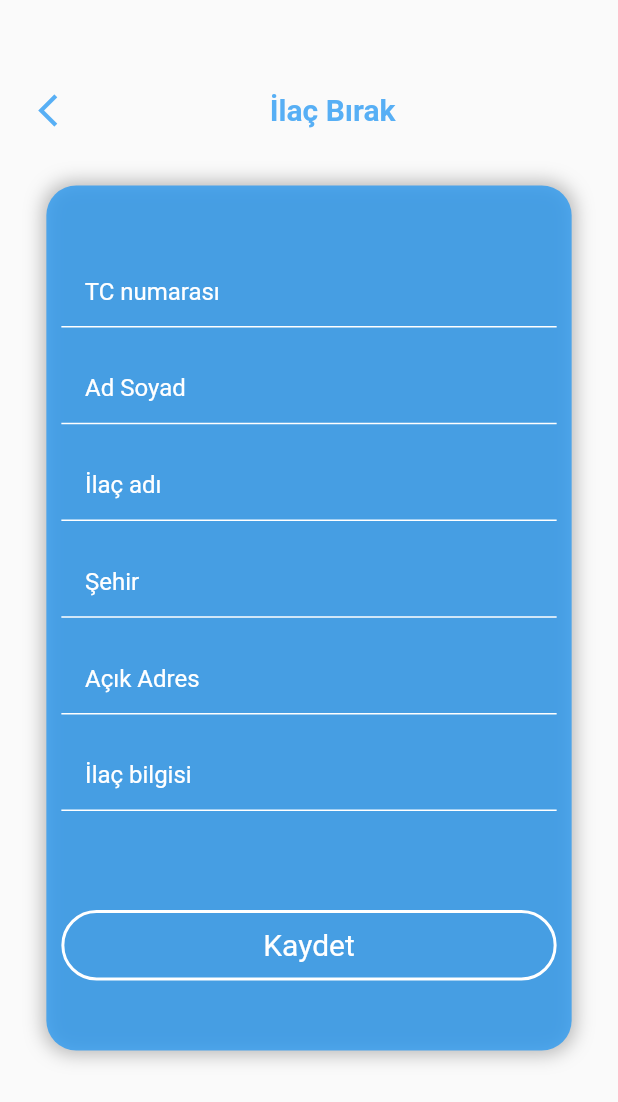
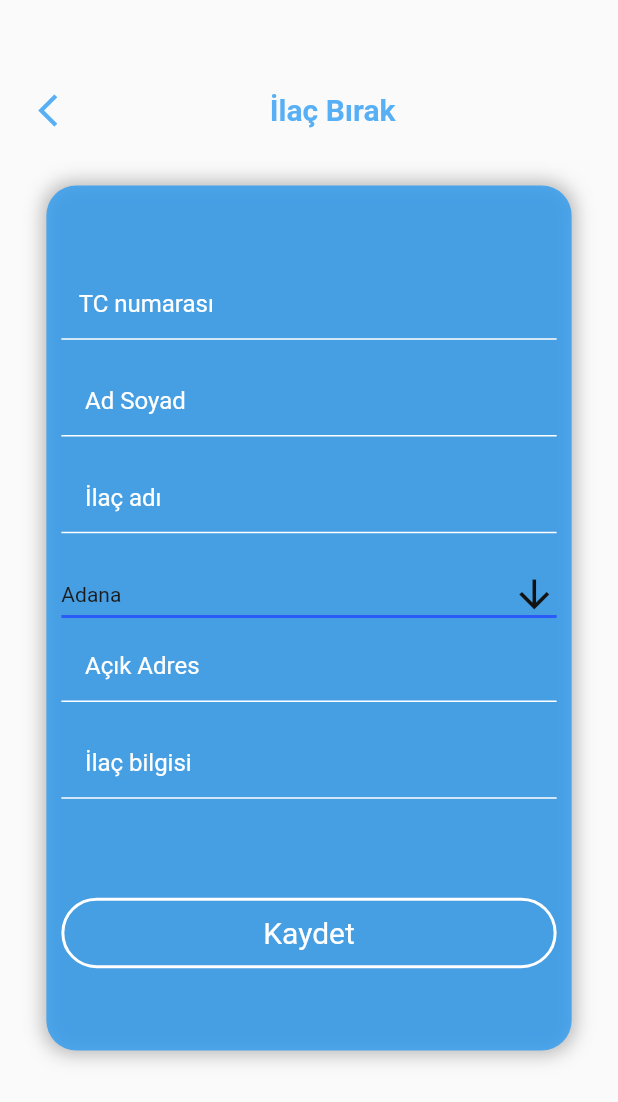
Before and after one commit to ahmedtabsho/get_medicine_project, a Flutter app: the MedicineInfoWidget screen opened directly, on a phone screen of 412 x 824 dp. Shown: the top 1102 px of the screen. Run offline on Flutter 3.47's test engine with Material 2 defaults, Android fonts, the light colour scheme and no system bars; our stand-ins replace cloud_firestore, firebase_auth, firebase_core, fluttertoast, geocoding, geolocator and 1 more; accounts and stored records are empty; network calls fail.

Commit message:
adding algorithm,city choicing,TC input editing.

```diff
--- a/lib/login_page.dart
+++ b/lib/login_page.dart
@@ -192,8 +192,8 @@ class _LoginWidgetState extends State<LoginWidget> {
                     borderRadius: BorderRadius.circular(12),
                   ),
                   padding: const EdgeInsets.all(7),
-                  child: const Row(
-                    children: [
+                  child: Row(
+                    children: const [
                       Icon(
                         Icons.login,
                         color: Colors.white,
--- a/lib/main.dart
+++ b/lib/main.dart
@@ -1,7 +1,6 @@
 import 'package:flutter/material.dart';
 import 'start_page.dart';
-
-void main() {
+void main() async{
   return (runApp(const MyApp()));
 }
 
--- a/lib/medicine_info_page.dart
+++ b/lib/medicine_info_page.dart
@@ -2,10 +2,13 @@ import 'package:flutter/material.dart';
 import 'package:cloud_firestore/cloud_firestore.dart';
 // ignore: depend_on_referenced_packages
 import 'package:firebase_auth/firebase_auth.dart';
+import 'package:flutter/services.dart';
 import 'package:get_medicine_project/choice_operation.dart';
 import 'package:fluttertoast/fluttertoast.dart';
 
 
+const List<String> list = <String>['Adana', 'Adıyaman', 'Afyonkarahisar', 'Ağrı', 'Aksaray', 'Amasya', 'Ankara', 'Antalya', 'Ardahan', 'Artvin', 'Aydın', 'Balıkesir', 'Bartın', 'Batman', 'Bayburt', 'Bilecik', 'Bingöl', 'Bitlis', 'Bolu', 'Burdur', 'Bursa', 'Çanakkale', 'Çankırı', 'Çorum', 'Denizli', 'Diyarbakır', 'Düzce', 'Edirne', 'Elazığ', 'Erzincan', 'Erzurum', 'Eskişehir', 'Gaziantep', 'Giresun', 'Gümüşhane', 'Hakkâri', 'Hatay', 'Iğdır', 'Isparta', 'İstanbul', 'İzmir', 'Kahramanmaraş', 'Karabük', 'Karaman', 'Kars', 'Kastamonu', 'Kayseri', 'Kırıkkale', 'Kırklareli', 'Kırşehir', 'Kilis', 'Kocaeli', 'Konya', 'Kütahya', 'Malatya', 'Manisa', 'Mardin', 'Mersin', 'Muğla', 'Muş', 'Nevşehir', 'Niğde', 'Ordu', 'Osmaniye', 'Rize', 'Sakarya', 'Samsun', 'Siirt', 'Sinop', 'Sivas', 'Şanlıurfa', 'Şırnak', 'Tekirdağ', 'Tokat', 'Trabzon', 'Tunceli', 'Uşak', 'Van', 'Yalova', 'Yozgat', 'Zonguldak'];
+String dropdownValue =list.first;
 class MedicineInfoWidget extends StatefulWidget {
   const MedicineInfoWidget({Key? key}) : super(key: key);
 
@@ -19,7 +22,8 @@ class _MedicineInfoWidgetState extends State<MedicineInfoWidget> {
   final TextEditingController _tcController = TextEditingController();
   final TextEditingController _nameController = TextEditingController();
   final TextEditingController _medNameController = TextEditingController();
-  final TextEditingController _cityController = TextEditingController();
+  // ignore: unused_field
+  late final TextEditingController _cityController= TextEditingController();
   final TextEditingController _adresController = TextEditingController();
   final TextEditingController _medInfoController = TextEditingController();
 
@@ -28,13 +32,13 @@ class _MedicineInfoWidgetState extends State<MedicineInfoWidget> {
     super.initState();
     _auth = FirebaseAuth.instance;
     _firestore = FirebaseFirestore.instance;
-    _nameController.text = _auth.currentUser!.displayName!;
+    //_nameController.text = _auth.currentUser!.displayName!;
   }
 
   Future<void> setNewMed() async {
     try {
       final newMed = _firestore.collection("Medicines").doc(); // doc() parametresiz kullanarak yeni bir doküman referansı alın
-      if(_medNameController.text == "" || _cityController.text == "" || _nameController.text == "" || _adresController.text == "" || _tcController.text == ""){
+      if(_medNameController.text == ""  || _nameController.text == "" || _adresController.text == "" || _tcController.text == ""){
         throw Exception("doğru bilgiler girin lürfen.");
       }
       await newMed.set(
@@ -43,7 +47,7 @@ class _MedicineInfoWidgetState extends State<MedicineInfoWidget> {
           'UserID': _auth.currentUser!.uid,
           'UserTC': _tcController.text,
           'medName': _medNameController.text,
-          'City': _cityController.text,
+          'City':dropdownValue,
           'Adress': _adresController.text,
           'MedInfo': _medInfoController.text,
         },
@@ -76,56 +80,42 @@ class _MedicineInfoWidgetState extends State<MedicineInfoWidget> {
     }
   }
 
+
   @override
   Widget build(BuildContext context) {
     var size = MediaQuery.of(context).size;
 
-    return Scaffold(
-        body: Stack(
-          children: [
-            Center(
-              child: Padding(
-                padding: const EdgeInsets.symmetric(horizontal: 10.0),
-                child: Container(
-                  height: size.height * .7,
-                  width: size.width * .85,
-                  decoration: BoxDecoration(
-                      color: const Color.fromRGBO(33, 150, 243, 1).withOpacity(.75),
-                      borderRadius: const BorderRadius.all(Radius.circular(20)),
-                      boxShadow: [
-                        BoxShadow(
-                            color: Colors.grey.withOpacity(.75),
-                            blurRadius: 10,
-                            spreadRadius: 2)
-                      ]),
-                  child: Padding(
-                    padding: const EdgeInsets.all(10.0),
-                    child: Center(
-                      child: Column(
-                        mainAxisAlignment: MainAxisAlignment.center,
-                        children: [
+
+
+    //var city;
+
+    var children2 = [
                           TextField(
-
-                            keyboardType: TextInputType.number,
   controller: _tcController,
   style: const TextStyle(
     color: Colors.white,
   ),
-                              cursorColor: Colors.white,
+  cursorColor: const Color.fromARGB(255, 15, 15, 15),
+  keyboardType: TextInputType.number,
+  inputFormatters: [
+    FilteringTextInputFormatter.allow(RegExp(r'[0-9]')),
+  ],
+  textAlign: TextAlign.left,
   decoration: const InputDecoration(
     hintText: '   TC numarası',
-                                prefixText: ' ',
     hintStyle: TextStyle(color: Colors.white),
     focusColor: Colors.white,
     focusedBorder: UnderlineInputBorder(
       borderSide: BorderSide(
         color: Colors.white,
-                                    )),
+      ),
+    ),
     enabledBorder: UnderlineInputBorder(
       borderSide: BorderSide(
         color: Colors.white,
-                                    )),
-                              )
+      ),
+    ),
+  ),
 ),
 SizedBox(
   height: size.height * 0.02,
@@ -177,30 +167,37 @@ class _MedicineInfoWidgetState extends State<MedicineInfoWidget> {
                           SizedBox(
                             height: size.height * 0.02,
                           ),
-                          TextField(
-                            controller: _cityController,
-                              style: const TextStyle(
-                                color: Colors.white,
+
+
+     DropdownButton<String>(
+
+      value: dropdownValue,
+      icon: const Icon(Icons.arrow_downward),
+      elevation: 16,
+      style: const TextStyle(color: Color.fromARGB(255, 25, 26, 26)),
+      underline: Container(
+        height: 2,
+        color: const Color.fromARGB(255, 42, 90, 247),
       ),
-                              cursorColor: Colors.white,
-                              decoration: const InputDecoration(
+      onChanged: (String? value) {
+     //kullanıcı bir öğe seçtiğinde çağrılır
+        setState(() {
+          dropdownValue = value!;
+        });
+      },
+      items: list.map<DropdownMenuItem<String>>((String value) {
+        return DropdownMenuItem<String>(
+          value: value,
+          child: Text(value),
+        );
+      }).toList(),
 
-                                hintText: '   Şehir',
-                                prefixText: ' ',
-                                hintStyle: TextStyle(color: Colors.white),
-                                focusColor: Colors.white,
-                                focusedBorder: UnderlineInputBorder(
-                                    borderSide: BorderSide(
-                                      color: Colors.white,
-                                    )),
-                                enabledBorder: UnderlineInputBorder(
-                                    borderSide: BorderSide(
-                                      color: Colors.white,
-                                    )),
-                              )),
-                          SizedBox(
-                            height: size.height * 0.02,
+        iconSize: 30.0,
+        iconEnabledColor: const Color.fromARGB(255, 18, 18, 18),
+        isExpanded: true, //genişletmek için
       ),
+
+
                           TextField(
                             controller: _adresController,
                               style: const TextStyle(
@@ -271,7 +268,31 @@ class _MedicineInfoWidgetState extends State<MedicineInfoWidget> {
                               ),
                             ),
                           ),
-                        ],
+                        ];
+    return Scaffold(
+        body: Stack(
+          children: [
+            Center(
+              child: Padding(
+                padding: const EdgeInsets.symmetric(horizontal: 10.0),
+                child: Container(
+                  height: size.height * .7,
+                  width: size.width * .85,
+                  decoration: BoxDecoration(
+                      color: const Color.fromRGBO(33, 150, 243, 1).withOpacity(.75),
+                      borderRadius: const BorderRadius.all(Radius.circular(20)),
+                      boxShadow: [
+                        BoxShadow(
+                            color: Colors.grey.withOpacity(.75),
+                            blurRadius: 10,
+                            spreadRadius: 2)
+                      ]),
+                  child: Padding(
+                    padding: const EdgeInsets.all(10.0),
+                    child: Center(
+                      child: Column(
+                        mainAxisAlignment: MainAxisAlignment.center,
+                        children: children2,
                       ),
                     ),
                   ),
--- a/lib/wanter_info_page.dart
+++ b/lib/wanter_info_page.dart
@@ -28,7 +28,7 @@ class _GetWanterInfoState extends State<GetWanterInfo> {
     super.initState();
     _auth = FirebaseAuth.instance;
     _firestore = FirebaseFirestore.instance;
-    _nameController.text = _auth.currentUser!.displayName!;
+    //_nameController.text = _auth.currentUser!.displayName!;
   }
 
   Future<void> setNewReq() async {
--- a/pubspec.yaml
+++ b/pubspec.yaml
@@ -36,9 +36,13 @@ dependencies:
   cupertino_icons:
   cloud_firestore:
   fluttertoast:
+  geolocator:
 
 
 dev_dependencies:
+  geodesy:
+  geocoding:
+  http:
   flutter_test:
     sdk: flutter
 
@@ -49,6 +53,7 @@ dev_dependencies:
 
 
 
+
 flutter:
 
   uses-material-design: true
```
Also changed, not shown: lib/getDistanceFunciton.dart (added, +67 -0 lines), lib/search_medicine_page.dart (+96 -2 lines), pubspec.lock, 4 other files. Lines whose indentation alone changed are shown as unchanged.
